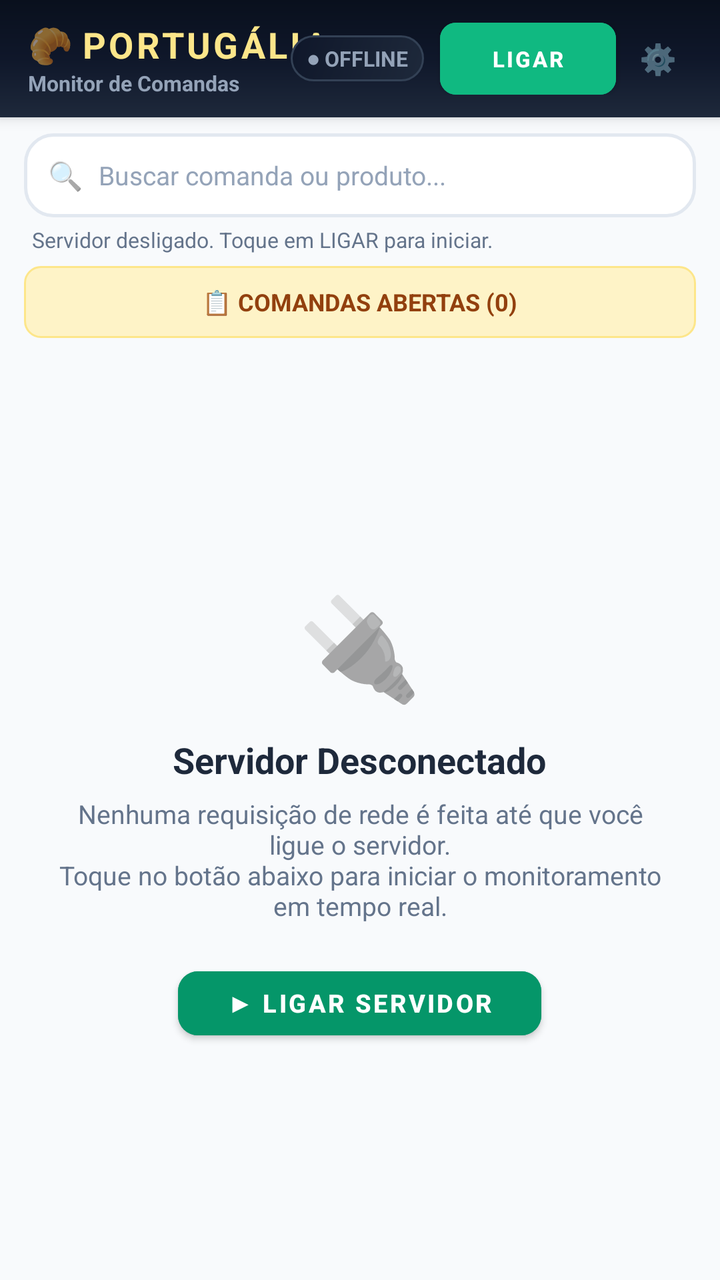
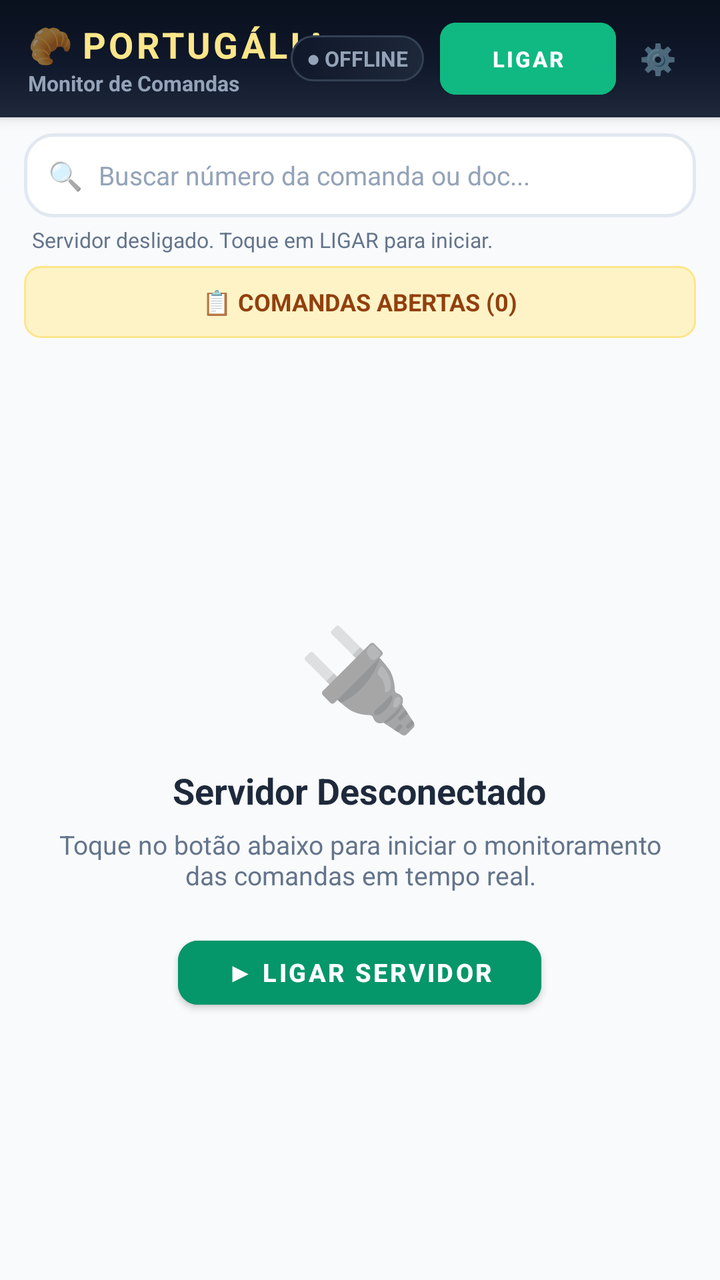

Two renders of the same Android screen: before a commit and after it. Below are the layout's source before the change and the commit's diff.
<!-- AndroidManifest.xml: application theme Theme.AppMesas -->
<!-- res/layout/activity_main.xml -->
<?xml version="1.0" encoding="utf-8"?>
<LinearLayout xmlns:android="http://schemas.android.com/apk/res/android"
    xmlns:app="http://schemas.android.com/apk/res-auto"
    android:id="@+id/rootLayoutMain"
    android:layout_width="match_parent"
    android:layout_height="match_parent"
    android:orientation="vertical"
    android:background="#F8FAFC"
    android:fitsSystemWindows="true">

    
    <LinearLayout
        android:layout_width="match_parent"
        android:layout_height="wrap_content"
        android:orientation="vertical"
        android:background="@drawable/bg_header_luxury"
        android:paddingStart="14dp"
        android:paddingEnd="14dp"
        android:paddingTop="10dp"
        android:paddingBottom="10dp"
        android:elevation="4dp">

        <RelativeLayout
            android:layout_width="match_parent"
            android:layout_height="wrap_content">

            
            <LinearLayout
                android:layout_width="wrap_content"
                android:layout_height="wrap_content"
                android:layout_alignParentStart="true"
                android:layout_centerVertical="true"
                android:orientation="vertical">

                <LinearLayout
                    android:layout_width="wrap_content"
                    android:layout_height="wrap_content"
                    android:orientation="horizontal"
                    android:gravity="center_vertical">

                    <TextView
                        android:layout_width="wrap_content"
                        android:layout_height="wrap_content"
                        android:text="🥐 "
                        android:textSize="18sp" />

                    <TextView
                        android:layout_width="wrap_content"
                        android:layout_height="wrap_content"
                        android:text="PORTUGÁLIA"
                        android:textColor="#FDE68A"
                        android:textSize="18sp"
                        android:textStyle="bold"
                        android:letterSpacing="0.08" />
                </LinearLayout>

                <TextView
                    android:id="@+id/tvNomeUsuarioLogado"
                    android:layout_width="wrap_content"
                    android:layout_height="wrap_content"
                    android:text="Monitor de Comandas"
                    android:textColor="#94A3B8"
                    android:textSize="10.5sp"
                    android:textStyle="bold"
                    android:clickable="true"
                    android:focusable="true" />
            </LinearLayout>

            
            <LinearLayout
                android:layout_width="wrap_content"
                android:layout_height="wrap_content"
                android:layout_alignParentEnd="true"
                android:layout_centerVertical="true"
                android:orientation="horizontal"
                android:gravity="center_vertical">

                
                <TextView
                    android:id="@+id/tvStatusServidorPill"
                    android:layout_width="wrap_content"
                    android:layout_height="wrap_content"
                    android:background="@drawable/bg_dashboard_card_slate"
                    android:paddingStart="8dp"
                    android:paddingEnd="8dp"
                    android:paddingTop="4dp"
                    android:paddingBottom="4dp"
                    android:text="● OFFLINE"
                    android:textColor="#94A3B8"
                    android:textSize="10.5sp"
                    android:textStyle="bold" />

                
                <com.google.android.material.button.MaterialButton
                    android:id="@+id/btnLigarServidor"
                    android:layout_width="wrap_content"
                    android:layout_height="36dp"
                    android:layout_marginStart="8dp"
                    android:text="LIGAR"
                    android:textSize="11sp"
                    android:textStyle="bold"
                    app:cornerRadius="8dp"
                    android:backgroundTint="#10B981"
                    android:textColor="#FFFFFF"
                    android:insetTop="0dp"
                    android:insetBottom="0dp"
                    android:paddingStart="12dp"
                    android:paddingEnd="12dp" />

                
                <TextView
                    android:id="@+id/btnConfigIpPorta"
                    android:layout_width="34dp"
                    android:layout_height="34dp"
                    android:layout_marginStart="4dp"
                    android:gravity="center"
                    android:text="⚙️"
                    android:textSize="15sp"
                    android:clickable="true"
                    android:focusable="true" />
            </LinearLayout>
        </RelativeLayout>
    </LinearLayout>

    
    <LinearLayout
        android:layout_width="match_parent"
        android:layout_height="wrap_content"
        android:orientation="vertical"
        android:paddingStart="12dp"
        android:paddingEnd="12dp"
        android:paddingTop="8dp"
        android:paddingBottom="4dp">

        <LinearLayout
            android:id="@+id/layoutSearchContainer"
            android:layout_width="match_parent"
            android:layout_height="42dp"
            android:background="@drawable/bg_search_bar"
            android:orientation="horizontal"
            android:gravity="center_vertical"
            android:paddingStart="12dp"
            android:paddingEnd="12dp">

            <TextView
                android:layout_width="wrap_content"
                android:layout_height="wrap_content"
                android:text="🔍"
                android:textSize="14sp"
                android:layout_marginEnd="8dp" />

            <EditText
                android:id="@+id/etBuscarMesa"
                android:layout_width="0dp"
                android:layout_height="match_parent"
                android:layout_weight="1"
                android:background="@null"
                android:hint="Buscar comanda ou produto..."
                android:textColor="#0F172A"
                android:textColorHint="#94A3B8"
                android:textSize="13sp"
                android:inputType="text"
                android:maxLines="1" />

            <TextView
                android:id="@+id/btnClearSearch"
                android:layout_width="28dp"
                android:layout_height="28dp"
                android:gravity="center"
                android:text="✕"
                android:textColor="#94A3B8"
                android:textSize="13sp"
                android:visibility="gone" />
        </LinearLayout>

        
        <TextView
            android:id="@+id/tvUltimaSincronizacao"
            android:layout_width="match_parent"
            android:layout_height="wrap_content"
            android:layout_marginTop="4dp"
            android:layout_marginStart="4dp"
            android:text="Servidor desligado. Toque em LIGAR para iniciar."
            android:textColor="#64748B"
            android:textSize="10.5sp"
            android:maxLines="1"
            android:ellipsize="end" />
    </LinearLayout>

    
    <LinearLayout
        android:id="@+id/tabMonitor"
        android:layout_width="match_parent"
        android:layout_height="36dp"
        android:orientation="horizontal"
        android:gravity="center"
        android:background="@drawable/bg_pill_comanda"
        android:paddingStart="12dp"
        android:paddingEnd="12dp"
        android:layout_marginStart="12dp"
        android:layout_marginEnd="12dp"
        android:layout_marginTop="2dp"
        android:layout_marginBottom="4dp">

        <TextView
            android:id="@+id/tvTabMonitorTitulo"
            android:layout_width="wrap_content"
            android:layout_height="wrap_content"
            android:text="📋 COMANDAS ABERTAS (0)"
            android:textColor="#92400E"
            android:textSize="12sp"
            android:textStyle="bold" />
    </LinearLayout>

    
    <LinearLayout
        android:id="@+id/tabMesas"
        android:layout_width="0dp"
        android:layout_height="0dp"
        android:visibility="gone">
        <TextView
            android:id="@+id/tvTabMesasTitulo"
            android:layout_width="0dp"
            android:layout_height="0dp"
            android:visibility="gone" />
    </LinearLayout>

    
    <FrameLayout
        android:layout_width="match_parent"
        android:layout_height="0dp"
        android:layout_weight="1">

        
        <LinearLayout
            android:id="@+id/layoutEmptyServidor"
            android:layout_width="match_parent"
            android:layout_height="match_parent"
            android:orientation="vertical"
            android:gravity="center"
            android:padding="28dp"
            android:visibility="visible">

            <TextView
                android:id="@+id/tvEmptyServidorIcone"
                android:layout_width="wrap_content"
                android:layout_height="wrap_content"
                android:text="🔌"
                android:textSize="50sp" />

            <TextView
                android:id="@+id/tvEmptyServidorTitulo"
                android:layout_width="wrap_content"
                android:layout_height="wrap_content"
                android:layout_marginTop="12dp"
                android:text="Servidor Desconectado"
                android:textColor="#1E293B"
                android:textSize="18sp"
                android:textStyle="bold" />

            <TextView
                android:id="@+id/tvEmptyServidorDesc"
                android:layout_width="wrap_content"
                android:layout_height="wrap_content"
                android:layout_marginTop="6dp"
                android:gravity="center"
                android:text="Nenhuma requisição de rede é feita até que você ligue o servidor.\nToque no botão abaixo para iniciar o monitoramento em tempo real."
                android:textColor="#64748B"
                android:textSize="13sp" />

            <com.google.android.material.button.MaterialButton
                android:id="@+id/btnEmptyLigarServidor"
                android:layout_width="wrap_content"
                android:layout_height="44dp"
                android:layout_marginTop="18dp"
                android:text="▶ LIGAR SERVIDOR"
                android:textSize="12.5sp"
                android:textStyle="bold"
                app:cornerRadius="10dp"
                android:backgroundTint="#059669"
                android:textColor="#FFFFFF"
                android:paddingStart="24dp"
                android:paddingEnd="24dp" />
        </LinearLayout>

        
        <LinearLayout
            android:id="@+id/layoutConnectingServidor"
            android:layout_width="match_parent"
            android:layout_height="match_parent"
            android:orientation="vertical"
            android:gravity="center"
            android:padding="24dp"
            android:visibility="gone">

            <ProgressBar
                android:layout_width="44dp"
                android:layout_height="44dp"
                android:indeterminateTint="#0284C7" />

            <TextView
                android:layout_width="wrap_content"
                android:layout_height="wrap_content"
                android:layout_marginTop="12dp"
                android:text="Descobrindo Comandas Abertas..."
                android:textColor="#0F172A"
                android:textSize="15sp"
                android:textStyle="bold" />

            <TextView
                android:layout_width="wrap_content"
                android:layout_height="wrap_content"
                android:layout_marginTop="4dp"
                android:text="Consultando DataSnap Padaria..."
                android:textColor="#64748B"
                android:textSize="12sp" />
        </LinearLayout>

        
        <androidx.recyclerview.widget.RecyclerView
            android:id="@+id/rvComandasMonitoradas"
            android:layout_width="match_parent"
            android:layout_height="match_parent"
            android:paddingStart="6dp"
            android:paddingEnd="6dp"
            android:paddingTop="2dp"
            android:paddingBottom="14dp"
            android:clipToPadding="false"
            android:visibility="gone" />

        
        <androidx.recyclerview.widget.RecyclerView
            android:id="@+id/rvMesas"
            android:layout_width="match_parent"
            android:layout_height="match_parent"
            android:paddingStart="6dp"
            android:paddingEnd="6dp"
            android:paddingTop="2dp"
            android:paddingBottom="14dp"
            android:clipToPadding="false"
            android:visibility="gone" />

        
        <androidx.recyclerview.widget.RecyclerView
            android:id="@+id/rvFilaPedidos"
            android:layout_width="match_parent"
            android:layout_height="match_parent"
            android:paddingStart="6dp"
            android:paddingEnd="6dp"
            android:paddingTop="2dp"
            android:paddingBottom="14dp"
            android:clipToPadding="false"
            android:visibility="gone" />
    </FrameLayout>

    
    <LinearLayout
        android:id="@+id/layoutElementosLegadosCompatibilidade"
        android:layout_width="0dp"
        android:layout_height="0dp"
        android:visibility="gone">

        <com.google.android.material.card.MaterialCardView
            android:id="@+id/cardControleServidor"
            android:layout_width="0dp"
            android:layout_height="0dp" />

        <TextView android:id="@+id/tvResumoAbertas" android:layout_width="0dp" android:layout_height="0dp" />
        <TextView android:id="@+id/tvResumoFechadas" android:layout_width="0dp" android:layout_height="0dp" />
        <TextView android:id="@+id/tvResumoAlertas15m" android:layout_width="0dp" android:layout_height="0dp" />
        <TextView android:id="@+id/tvServerStatusTag" android:layout_width="0dp" android:layout_height="0dp" />
        <LinearLayout android:id="@+id/btnConfigServidor" android:layout_width="0dp" android:layout_height="0dp" />
        <LinearLayout android:id="@+id/btnAdicionarMesaServidor" android:layout_width="0dp" android:layout_height="0dp" />
        <LinearLayout android:id="@+id/btnAddMinhaComandaRapida" android:layout_width="0dp" android:layout_height="0dp" />
        <LinearLayout android:id="@+id/layoutChipsMinhasComandas" android:layout_width="0dp" android:layout_height="0dp" />
        <TextView android:id="@+id/btnFiltroTodas" android:layout_width="0dp" android:layout_height="0dp" />
        <TextView android:id="@+id/btnFiltroMinhas" android:layout_width="0dp" android:layout_height="0dp" />
        <TextView android:id="@+id/btnFiltroAbertas" android:layout_width="0dp" android:layout_height="0dp" />
        <TextView android:id="@+id/btnFiltroLivres" android:layout_width="0dp" android:layout_height="0dp" />
        <LinearLayout android:id="@+id/btnAvisosRecentes" android:layout_width="0dp" android:layout_height="0dp" />
        <TextView android:id="@+id/tvBadgeAvisos" android:layout_width="0dp" android:layout_height="0dp" />
        <LinearLayout android:id="@+id/layoutFiltrosMesas" android:layout_width="0dp" android:layout_height="0dp" />
        <LinearLayout android:id="@+id/layoutHeaderFila" android:layout_width="0dp" android:layout_height="0dp" />
        <TextView android:id="@+id/btnLimparEntreguesFila" android:layout_width="0dp" android:layout_height="0dp" />
        <TextView android:id="@+id/btnFilaFiltroTodas" android:layout_width="0dp" android:layout_height="0dp" />
        <TextView android:id="@+id/btnFilaFiltroBebidas" android:layout_width="0dp" android:layout_height="0dp" />
        <TextView android:id="@+id/btnFilaFiltroComidas" android:layout_width="0dp" android:layout_height="0dp" />
        <LinearLayout android:id="@+id/tabFilaPedidos" android:layout_width="0dp" android:layout_height="0dp" />
        <TextView android:id="@+id/tvTabFilaTitulo" android:layout_width="0dp" android:layout_height="0dp" />
    </LinearLayout>

</LinearLayout>
<!-- resources referenced by this layout -->
<resources>
  <!-- drawable bg_dashboard_card_slate (drawable) -->
  <?xml version="1.0" encoding="utf-8"?>
  <shape xmlns:android="http://schemas.android.com/apk/res/android"
      android:shape="rectangle">
      <gradient
          android:startColor="#1E293B"
          android:endColor="#0F172A"
          android:angle="135" />
      <stroke
          android:width="1dp"
          android:color="#334155" />
      <corners android:radius="14dp" />
  </shape>
  <!-- drawable bg_header_luxury (drawable) -->
  <?xml version="1.0" encoding="utf-8"?>
  <shape xmlns:android="http://schemas.android.com/apk/res/android"
      android:shape="rectangle">
      <gradient
          android:startColor="#09101D"
          android:centerColor="#0F172A"
          android:endColor="#1E293B"
          android:angle="270" />
  </shape>
  <!-- drawable bg_pill_comanda (drawable) -->
  <?xml version="1.0" encoding="utf-8"?>
  <shape xmlns:android="http://schemas.android.com/apk/res/android"
      android:shape="rectangle">
      <solid android:color="#FEF3C7" />
      <stroke android:width="1dp" android:color="#FDE68A" />
      <corners android:radius="8dp" />
      <padding android:left="8dp" android:right="8dp" android:top="3dp" android:bottom="3dp" />
  </shape>
  <!-- drawable bg_search_bar (drawable) -->
  <?xml version="1.0" encoding="utf-8"?>
  <shape xmlns:android="http://schemas.android.com/apk/res/android"
      android:shape="rectangle">
      <solid android:color="#FFFFFF" />
      <stroke
          android:width="1.5dp"
          android:color="#E2E8F0" />
      <corners android:radius="14dp" />
  </shape>
  <style name="Theme.AppMesas" parent="Theme.MaterialComponents.Light.NoActionBar">
          <item name="colorPrimary">@color/purple_500</item>
          <item name="colorPrimaryVariant">@color/purple_700</item>
          <item name="colorOnPrimary">@color/white</item>
          <item name="colorSecondary">@color/teal_700</item>
          <item name="colorSecondaryVariant">@color/teal_700</item>
          <item name="colorOnSecondary">@color/white</item>
          <item name="android:statusBarColor">@color/bg_header</item>
          <item name="android:navigationBarColor">@color/bg_dark</item>
          <item name="android:windowLightStatusBar">false</item>
          <item name="android:windowBackground">@color/bg_dark</item>
          <item name="android:textSize">15sp</item>
      </style>
  <color name="purple_500">#0F172A</color>
  <color name="purple_700">#09101D</color>
  <color name="white">#FFFFFF</color>
  <color name="teal_700">#0D9488</color>
  <color name="bg_header">#0F172A</color>
  <color name="bg_dark">#F1F5F9</color>
</resources>

<!-- the commit's change to res/layout/activity_main.xml (unified diff, before → after) -->
@@ -155,7 +155,7 @@
                 android:layout_height="match_parent"
                 android:layout_weight="1"
                 android:background="@null"
-                android:hint="Buscar comanda ou produto..."
+                android:hint="Buscar número da comanda ou doc..."
                 android:textColor="#0F172A"
                 android:textColorHint="#94A3B8"
                 android:textSize="13sp"
@@ -213,19 +213,6 @@
     </LinearLayout>
 
     
-    <LinearLayout
-        android:id="@+id/tabMesas"
-        android:layout_width="0dp"
-        android:layout_height="0dp"
-        android:visibility="gone">
-        <TextView
-            android:id="@+id/tvTabMesasTitulo"
-            android:layout_width="0dp"
-            android:layout_height="0dp"
-            android:visibility="gone" />
-    </LinearLayout>
-
-    
     <FrameLayout
         android:layout_width="match_parent"
         android:layout_height="0dp"
@@ -264,7 +251,7 @@
                 android:layout_height="wrap_content"
                 android:layout_marginTop="6dp"
                 android:gravity="center"
-                android:text="Nenhuma requisição de rede é feita até que você ligue o servidor.\nToque no botão abaixo para iniciar o monitoramento em tempo real."
+                android:text="Toque no botão abaixo para iniciar o monitoramento das comandas em tempo real."
                 android:textColor="#64748B"
                 android:textSize="13sp" />
 
@@ -302,7 +289,7 @@
                 android:layout_width="wrap_content"
                 android:layout_height="wrap_content"
                 android:layout_marginTop="12dp"
-                android:text="Descobrindo Comandas Abertas..."
+                android:text="Consultando Comandas..."
                 android:textColor="#0F172A"
                 android:textSize="15sp"
                 android:textStyle="bold" />
@@ -311,7 +298,7 @@
                 android:layout_width="wrap_content"
                 android:layout_height="wrap_content"
                 android:layout_marginTop="4dp"
-                android:text="Consultando DataSnap Padaria..."
+                android:text="Buscando no DataSnap..."
                 android:textColor="#64748B"
                 android:textSize="12sp" />
         </LinearLayout>
@@ -321,72 +308,10 @@
             android:id="@+id/rvComandasMonitoradas"
             android:layout_width="match_parent"
             android:layout_height="match_parent"
-            android:paddingStart="6dp"
-            android:paddingEnd="6dp"
-            android:paddingTop="2dp"
+            android:clipToPadding="false"
             android:paddingBottom="14dp"
-            android:clipToPadding="false"
             android:visibility="gone" />
 
-        
-        <androidx.recyclerview.widget.RecyclerView
-            android:id="@+id/rvMesas"
-            android:layout_width="match_parent"
-            android:layout_height="match_parent"
-            android:paddingStart="6dp"
-            android:paddingEnd="6dp"
-            android:paddingTop="2dp"
-            android:paddingBottom="14dp"
-            android:clipToPadding="false"
-            android:visibility="gone" />
-
-        
-        <androidx.recyclerview.widget.RecyclerView
-            android:id="@+id/rvFilaPedidos"
-            android:layout_width="match_parent"
-            android:layout_height="match_parent"
-            android:paddingStart="6dp"
-            android:paddingEnd="6dp"
-            android:paddingTop="2dp"
-            android:paddingBottom="14dp"
-            android:clipToPadding="false"
-            android:visibility="gone" />
     </FrameLayout>
 
-    
-    <LinearLayout
-        android:id="@+id/layoutElementosLegadosCompatibilidade"
-        android:layout_width="0dp"
-        android:layout_height="0dp"
-        android:visibility="gone">
-
-        <com.google.android.material.card.MaterialCardView
-            android:id="@+id/cardControleServidor"
-            android:layout_width="0dp"
-            android:layout_height="0dp" />
-
-        <TextView android:id="@+id/tvResumoAbertas" android:layout_width="0dp" android:layout_height="0dp" />
-        <TextView android:id="@+id/tvResumoFechadas" android:layout_width="0dp" android:layout_height="0dp" />
-        <TextView android:id="@+id/tvResumoAlertas15m" android:layout_width="0dp" android:layout_height="0dp" />
-        <TextView android:id="@+id/tvServerStatusTag" android:layout_width="0dp" android:layout_height="0dp" />
-        <LinearLayout android:id="@+id/btnConfigServidor" android:layout_width="0dp" android:layout_height="0dp" />
-        <LinearLayout android:id="@+id/btnAdicionarMesaServidor" android:layout_width="0dp" android:layout_height="0dp" />
-        <LinearLayout android:id="@+id/btnAddMinhaComandaRapida" android:layout_width="0dp" android:layout_height="0dp" />
-        <LinearLayout android:id="@+id/layoutChipsMinhasComandas" android:layout_width="0dp" android:layout_height="0dp" />
-        <TextView android:id="@+id/btnFiltroTodas" android:layout_width="0dp" android:layout_height="0dp" />
-        <TextView android:id="@+id/btnFiltroMinhas" android:layout_width="0dp" android:layout_height="0dp" />
-        <TextView android:id="@+id/btnFiltroAbertas" android:layout_width="0dp" android:layout_height="0dp" />
-        <TextView android:id="@+id/btnFiltroLivres" android:layout_width="0dp" android:layout_height="0dp" />
-        <LinearLayout android:id="@+id/btnAvisosRecentes" android:layout_width="0dp" android:layout_height="0dp" />
-        <TextView android:id="@+id/tvBadgeAvisos" android:layout_width="0dp" android:layout_height="0dp" />
-        <LinearLayout android:id="@+id/layoutFiltrosMesas" android:layout_width="0dp" android:layout_height="0dp" />
-        <LinearLayout android:id="@+id/layoutHeaderFila" android:layout_width="0dp" android:layout_height="0dp" />
-        <TextView android:id="@+id/btnLimparEntreguesFila" android:layout_width="0dp" android:layout_height="0dp" />
-        <TextView android:id="@+id/btnFilaFiltroTodas" android:layout_width="0dp" android:layout_height="0dp" />
-        <TextView android:id="@+id/btnFilaFiltroBebidas" android:layout_width="0dp" android:layout_height="0dp" />
-        <TextView android:id="@+id/btnFilaFiltroComidas" android:layout_width="0dp" android:layout_height="0dp" />
-        <LinearLayout android:id="@+id/tabFilaPedidos" android:layout_width="0dp" android:layout_height="0dp" />
-        <TextView android:id="@+id/tvTabFilaTitulo" android:layout_width="0dp" android:layout_height="0dp" />
-    </LinearLayout>
-
 </LinearLayout>
